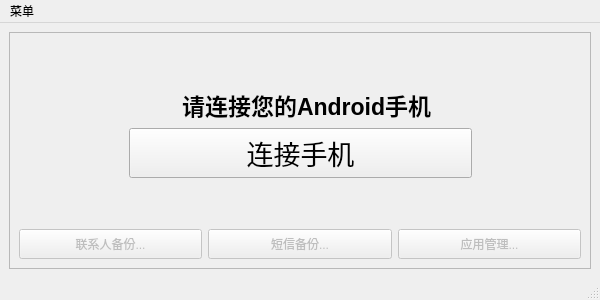
shengyun-zhou/AndroidPhone-Assistant-Linux, file src/PC-Client/GUI/MainWindow.ui: the form before one commit.
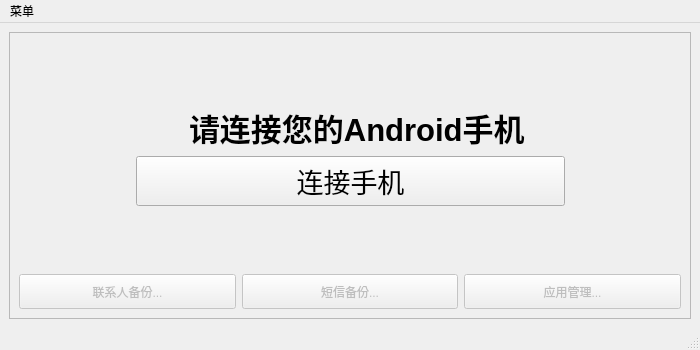
The form after the commit. Icons and pictures are not drawn.

Patch:
```diff
--- a/src/PC-Client/GUI/MainWindow.ui
+++ b/src/PC-Client/GUI/MainWindow.ui
@@ -6,8 +6,8 @@
    <rect>
     <x>0</x>
     <y>0</y>
-    <width>600</width>
-    <height>300</height>
+    <width>700</width>
+    <height>350</height>
    </rect>
   </property>
   <property name="windowTitle">
@@ -83,7 +83,7 @@
               <widget class="QLabel" name="label_phone_info">
                <property name="font">
                 <font>
-                 <pointsize>17</pointsize>
+                 <pointsize>23</pointsize>
                  <weight>75</weight>
                  <bold>true</bold>
                  <underline>false</underline>
@@ -184,7 +184,7 @@
            <property name="minimumSize">
             <size>
              <width>0</width>
-             <height>30</height>
+             <height>35</height>
             </size>
            </property>
            <property name="text">
@@ -205,7 +205,7 @@
            <property name="minimumSize">
             <size>
              <width>0</width>
-             <height>30</height>
+             <height>35</height>
             </size>
            </property>
            <property name="text">
@@ -226,7 +226,7 @@
            <property name="minimumSize">
             <size>
              <width>0</width>
-             <height>30</height>
+             <height>35</height>
             </size>
            </property>
            <property name="text">
@@ -251,7 +251,7 @@
     <rect>
      <x>0</x>
      <y>0</y>
-     <width>600</width>
+     <width>700</width>
      <height>27</height>
     </rect>
    </property>
```
